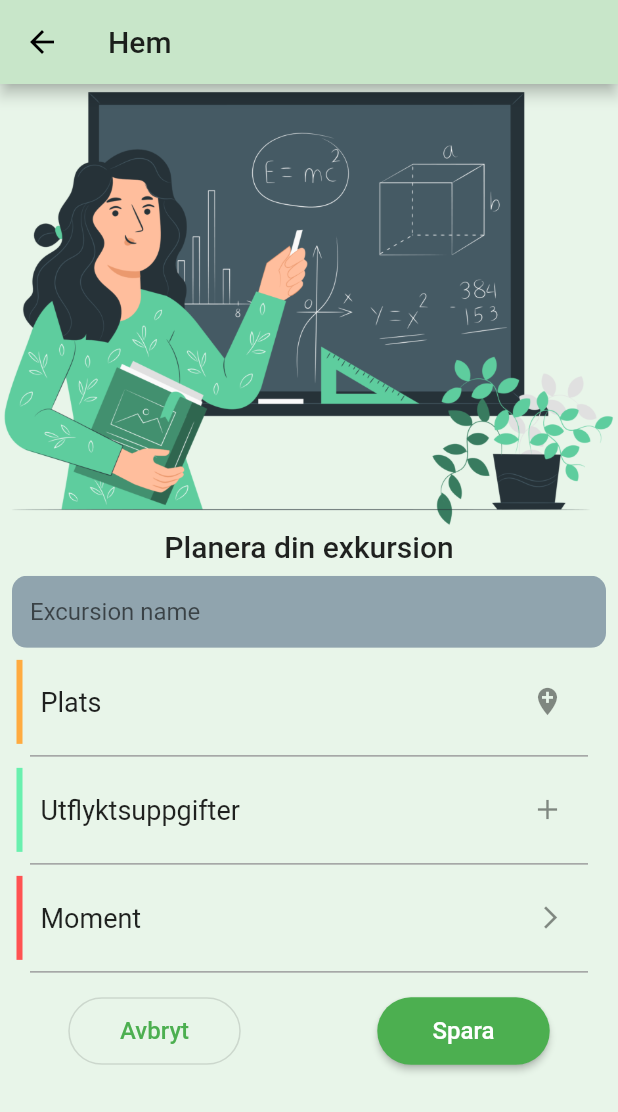
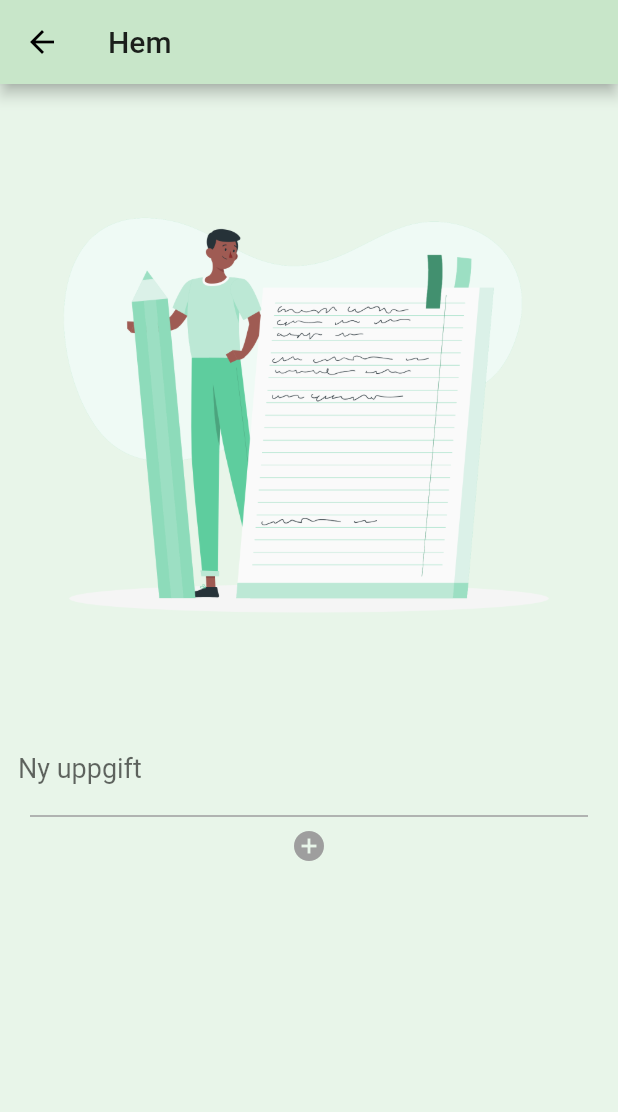
Before and after one commit to maxNyst/FAUNAtic_FrontEnd, a Flutter app: the PlanLecture screen opened by its route, after a tap on "Utflyktsuppgifter", on a phone screen of 412 x 824 dp. Shown: the top 1112 px of the screen. Run offline on Flutter 3.47's test engine with Material 2 defaults, Android fonts, the phone set to English and light mode, and no system bars; our stand-ins replace firebase_auth, firebase_core, google_fonts; missing offline and left inert: dart:ffi; accounts and stored records are empty.

Commit message:
added default elements to new_assignment

```diff
--- a/lib/Screens/Assignments/new_assignment.dart
+++ b/lib/Screens/Assignments/new_assignment.dart
@@ -1,7 +1,7 @@
 import 'package:flutter/material.dart';
 
-class ExcursionsScreen extends StatelessWidget {
-  const ExcursionsScreen({Key key}) : super(key: key);
+class NewAssignmentScreen extends StatelessWidget {
+  const NewAssignmentScreen({Key key}) : super(key: key);
 
   @override
   Widget build(BuildContext context) {
@@ -13,6 +13,40 @@ class ExcursionsScreen extends StatelessWidget {
         ],
         title: Text('Hem'),
       ),
+      body: SingleChildScrollView(
+        child: Center(
+          child: Column(
+            children: [
+              Image.asset(
+                'assets/Notebook-rafiki.png',
+              ),
+              Padding(
+                padding: const EdgeInsets.only(top: 20.0),
+                child: TextField(
+                  style: TextStyle(color: Colors.black, fontSize: 18),
+                  decoration: InputDecoration(
+                      hintText: 'Ny uppgift',
+                      border: InputBorder.none,
+                      contentPadding:
+                      EdgeInsets.symmetric(horizontal: 12),
+                  ),
+                ),
+              ),
+              Divider(
+                thickness: 1,
+                color: Colors.grey,
+                indent: 20,
+                endIndent: 20,
+              ),
+              Icon(
+                Icons.add_circle,
+                    size: 24,
+                color: Colors.grey,
+              )
+            ],
+          ),
+        ),
+      ),
     );
   }
 }
--- a/lib/Screens/Excursions/plan_lecture.dart
+++ b/lib/Screens/Excursions/plan_lecture.dart
@@ -171,9 +171,7 @@ class PlanExcursionButtons extends StatelessWidget {
                           size: 22,
                         ),
                       ),
-                      onTap: () {
-                        print('knappen funkar');
-                      },
+                        onTap: () => Navigator.pushNamed(context, '/assignments'),
                     ),
 
                     Divider(
--- a/lib/route_generator.dart
+++ b/lib/route_generator.dart
@@ -10,6 +10,8 @@ import 'package:faunatic_front_end/Screens/Sign%20Up/signup_screen.dart';
 import 'package:faunatic_front_end/Screens/Species%20Detail/species_detail.dart';
 import 'package:faunatic_front_end/Screens/SpeciesSearch/search_screen.dart';
 import 'package:faunatic_front_end/main.dart';
+
+import 'Screens/Assignments/new_assignment.dart';
 
 class RouteGenerator {
   static Route<dynamic> generateRoute(RouteSettings settings) {
@@ -40,6 +42,8 @@ class RouteGenerator {
       //  Make sure to cast args to the
       //  right type with the 'as' keyword like
       //  with 'Specie here for the details screen.
+      case '/assignments':
+        return MaterialPageRoute(builder: (context) => NewAssignmentScreen());
       case '/search/details':
         return MaterialPageRoute(
           builder: (context) => SpeciesDetailsScreen(
```
